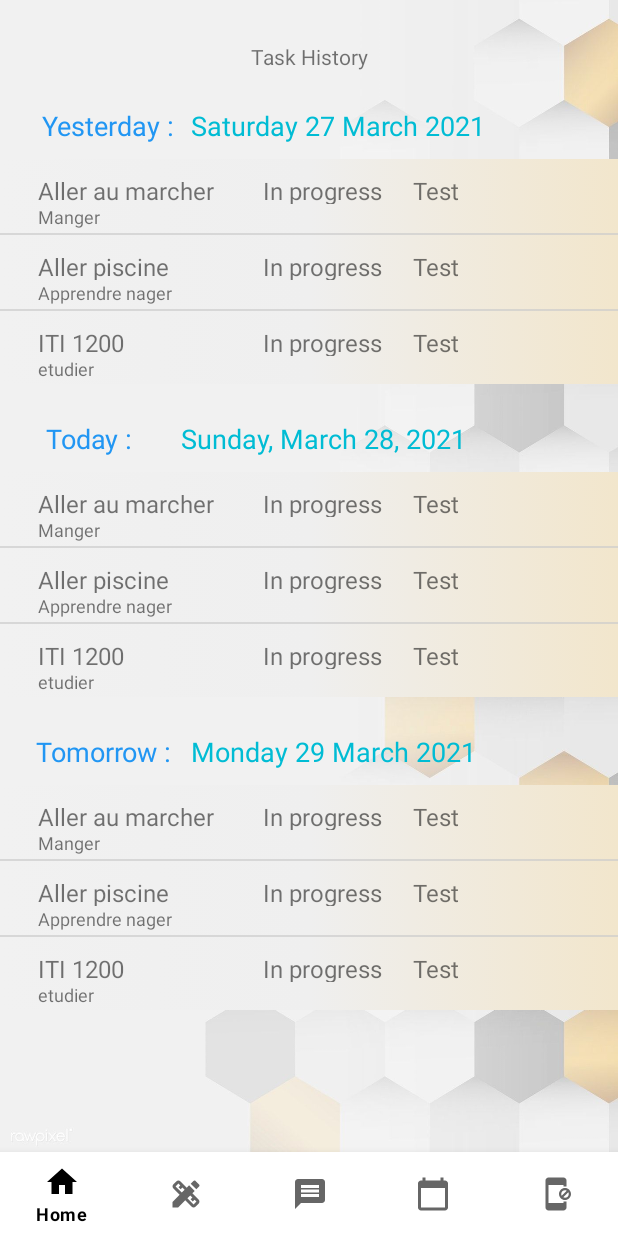
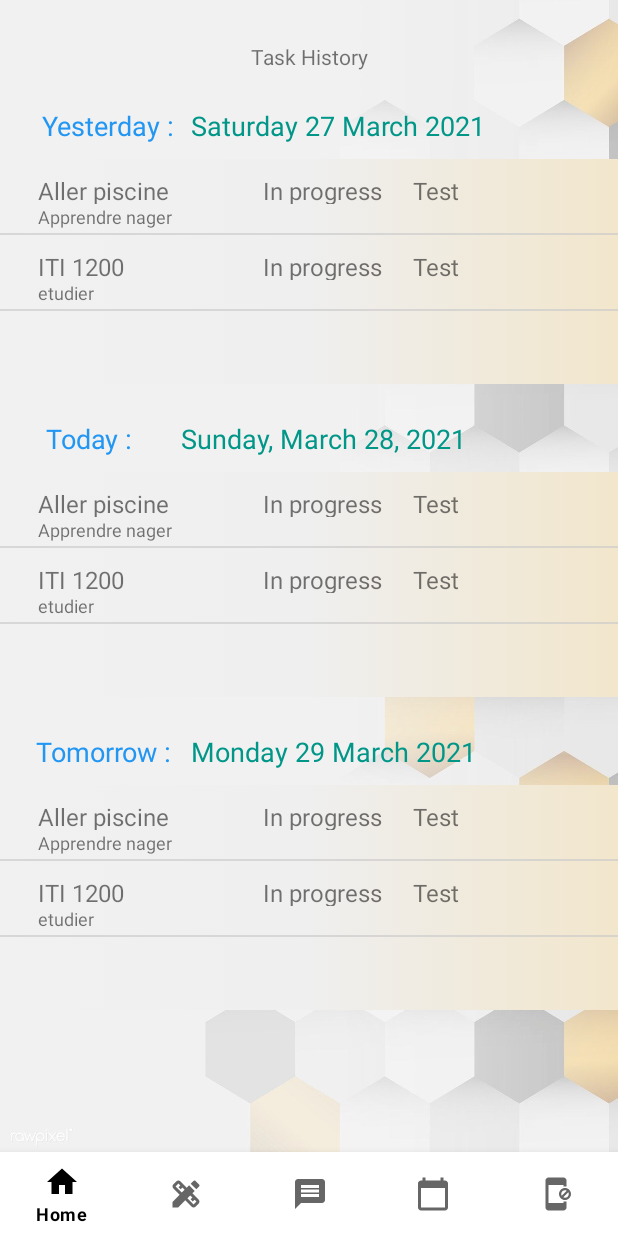
Before and after one commit to Foxmik0007/TDAH, an Android app: the CalendarFragment screen opened through its navigation route, on a phone screen of 412 x 824 dp. Run offline under Robolectric (Android 15) with nearby library versions, the phone set to English and light mode, and no system bars; our stand-ins replace Firebase (no records; nobody signed in at launch, a user with empty details on screens opened directly); Roboto replaces fonts that are not available here; 2 statements that could not run were skipped.

Commit message:
Version 0.96 + Calendar Fragment update v1.0

```diff
--- a/app/src/main/java/com/example/tdahproject/CalendarFragment.java
+++ b/app/src/main/java/com/example/tdahproject/CalendarFragment.java
@@ -26,9 +26,10 @@
     private TextView yesterday;
     private TextView today;
     private TextView tomorrow;
-    public static ArrayList<tache> previousTaskList = new ArrayList<tache>();
-    public static ArrayList<tache> currentTaskList = new ArrayList<tache>();
-    public static ArrayList<tache> nextTaskList = new ArrayList<tache>();
+    public static ArrayList<Objectif>ListeObjectif = loadingToLobby.getListDesObjectifs();
+    public ArrayList<tache> previousTaskList = new ArrayList<tache>();
+    public ArrayList<tache> currentTaskList = new ArrayList<tache>();
+    public ArrayList<tache> nextTaskList = new ArrayList<tache>();
     Calendar currentDate = Calendar.getInstance();
 
 
@@ -45,7 +46,6 @@
         String yDate = getYesterdayDateString();
         String tDate = getTomorrowDateString();
 
-
         tache manger = new tache("Aller au marcher", "2 heures" , "Manger" );
         //manger.setStatut("IN Progess");
         tache nager = new tache("Aller piscine", "1 heure 30 mn", "Apprendre nager");
@@ -53,15 +53,10 @@
         tache etudier = new tache("ITI 1200", "3 heures", "etudier");
         //etudier.setStatut("IN Progress");
 
-        previousTaskList.add(manger);
-        previousTaskList.add(nager);
-        previousTaskList.add(etudier);
-
         currentTaskList.add(manger);
         currentTaskList.add(nager);
         currentTaskList.add(etudier);
 
-        nextTaskList.add(manger);
         nextTaskList.add(nager);
         nextTaskList.add(etudier);
 
@@ -102,13 +97,28 @@
 
     }
 
+    public void previousCompleteTab (ArrayList<tache> listeDeTache, ArrayList<Objectif> listeObjectif){
+    for (short i = 0; i < listeObjectif.size(); i++){
+        for (short k = 0; i< listeObjectif.get(i).getListeDeTache().size(); k++){
+            if (listeObjectif.get(i).getListeDeTache().get(k).getDateFin().equals(getYesterdayDateString()))
+                listeDeTache.add(listeObjectif.get(i).getListeDeTache().get(k));
+        }
+    }
+    }
+
+    //Date Getters
+    private String getCurrentDateString(){
+        Calendar date = Calendar.getInstance();
+        String currentDate =  DateFormat.getDateInstance(DateFormat.FULL).toString();
+
+        return currentDate;
+    }
     private String getYesterdayDateString() {
         DateFormat dateFormat = new SimpleDateFormat("EEEE dd MMMM yyyy");
         Calendar cal = Calendar.getInstance();
         cal.add(Calendar.DATE, -1);
         return dateFormat.format(cal.getTime());
     }
-
     private String getTomorrowDateString() {
         DateFormat dateFormat = new SimpleDateFormat("EEEE dd MMMM yyyy");
         Calendar cal = Calendar.getInstance();
@@ -116,4 +126,5 @@
         return dateFormat.format(cal.getTime());
     }
 
+
 }
--- a/app/src/main/java/com/example/tdahproject/MainActivity.java
+++ b/app/src/main/java/com/example/tdahproject/MainActivity.java
@@ -16,14 +16,16 @@
 import com.google.firebase.database.FirebaseDatabase;
 import com.google.firebase.database.ValueEventListener;
 
+import java.text.DateFormat;
+import java.text.SimpleDateFormat;
 import java.util.ArrayList;
+import java.util.Calendar;
 
 public class MainActivity extends AppCompatActivity {
 
     private BottomNavigationView bottomNavigationView;
     private NavController myController;
     public static humain currentUser;
-
 
     @Override
     protected void onCreate(Bundle savedInstanceState) {
@@ -78,5 +80,4 @@
     }
 
 
-
 }
--- a/app/src/main/java/com/example/tdahproject/loadingToLobby.java
+++ b/app/src/main/java/com/example/tdahproject/loadingToLobby.java
@@ -6,6 +6,7 @@
 import android.content.Intent;
 import android.os.Bundle;
 import android.os.Handler;
+import android.widget.FrameLayout;
 import android.widget.TextView;
 import android.widget.Toast;
 
@@ -25,10 +26,14 @@
 
     DatabaseReference USERSGOALS;
     DatabaseReference USERSLIST;
+    DatabaseReference USERPREVIOUSTASK;
+    DatabaseReference USERNEXTTASK;
 
     public static humain currentUser = Login.getCurrentUser();
     public static ArrayList<humain> listeDesUtilisateurs = new ArrayList<humain>();
     public static ArrayList<Objectif> listDesObjectifs= new ArrayList<Objectif>();
+    public static ArrayList<tache> previousListeTache = new ArrayList<tache>();
+    public static ArrayList<tache> nextListeTache = new ArrayList<tache>();
 
     @Override
     protected void onCreate(Bundle savedInstanceState) {
@@ -38,6 +43,7 @@
         //Liaison à la bonne liste des données
         USERSGOALS = FirebaseDatabase.getInstance().getReference("Données Utilisateur/" + currentUser.getUsername() + "/Liste des Objectifs");
         USERSLIST = FirebaseDatabase.getInstance().getReference("UserInformation");
+        previousCompleteTab(previousListeTache, listDesObjectifs);
 
         Handler handler = new Handler();
 
@@ -146,4 +152,13 @@
     public static void setListeDesUtilisateurs(ArrayList<humain> listeDesUtilisateurs) {
         loadingToLobby.listeDesUtilisateurs = listeDesUtilisateurs;
     }
+
+    public void previousCompleteTab (ArrayList<tache> listeDeTache, ArrayList<Objectif> listeObjectif){
+        for (short i = 0; i < listeObjectif.size(); i++){
+            for (short k = 0; i< listeObjectif.get(i).getListeDeTache().size(); k++){
+                if (listeObjectif.get(i).getListeDeTache().get(k).getDateFin().equals(getYesterdayDateString()))
+                    listeDeTache.add(listeObjectif.get(i).getListeDeTache().get(k));
+            }
+        }
+    }
 }
--- a/app/src/main/res/layout/fragment_calendar.xml
+++ b/app/src/main/res/layout/fragment_calendar.xml
@@ -103,7 +103,7 @@
             android:fontFamily="@font/asul"
             android:text="TextView"
             android:textAppearance="@style/TextAppearance.AppCompat.Medium"
-            android:textColor="#00BCD4"
+            android:textColor="#009688"
             app:layout_constraintEnd_toEndOf="parent"
             app:layout_constraintHorizontal_bias="0.114"
             app:layout_constraintStart_toEndOf="@+id/textView8"
@@ -117,7 +117,7 @@
             android:fontFamily="@font/asul"
             android:text="TextView"
             android:textAppearance="@style/TextAppearance.AppCompat.Medium"
-            android:textColor="#00BCD4"
+            android:textColor="#009688"
             app:layout_constraintEnd_toEndOf="parent"
             app:layout_constraintHorizontal_bias="0.212"
             app:layout_constraintStart_toEndOf="@+id/textView26"
@@ -131,7 +131,7 @@
             android:fontFamily="@font/asul"
             android:text="TextView"
             android:textAppearance="@style/TextAppearance.AppCompat.Medium"
-            android:textColor="#00BCD4"
+            android:textColor="#009688"
             app:layout_constraintEnd_toEndOf="parent"
             app:layout_constraintHorizontal_bias="0.075"
             app:layout_constraintStart_toEndOf="@+id/textView27"
```
